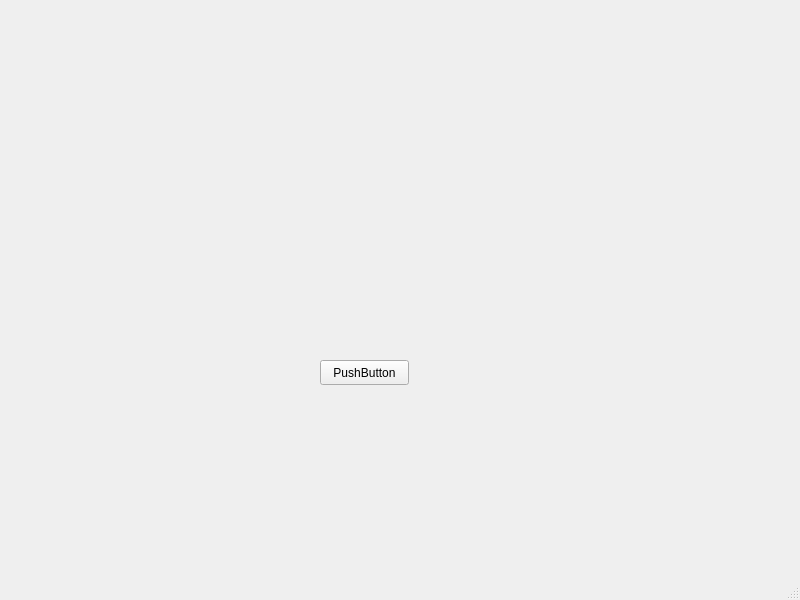
Qt form Qt-Widgets-Examples/QDialog-Example/src/view/ui/MainWindow.ui (STyulenev/Qt-CPP-Examples) before a commit.
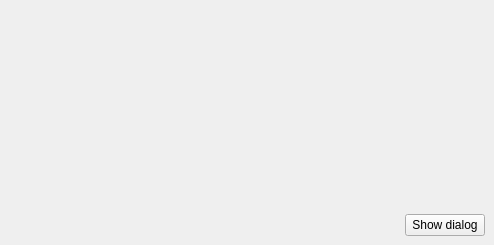
The same form after that commit.

Commit message: Added icon in dialog

```diff
--- a/Qt-Widgets-Examples/QDialog-Example/src/view/ui/MainWindow.ui
+++ b/Qt-Widgets-Examples/QDialog-Example/src/view/ui/MainWindow.ui
@@ -6,39 +6,54 @@
    <rect>
     <x>0</x>
     <y>0</y>
-    <width>800</width>
-    <height>600</height>
+    <width>494</width>
+    <height>245</height>
    </rect>
   </property>
   <property name="windowTitle">
    <string>QDialog-Example</string>
   </property>
   <widget class="QWidget" name="centralwidget">
-   <widget class="QPushButton" name="pushButton">
-    <property name="geometry">
-     <rect>
-      <x>320</x>
-      <y>360</y>
-      <width>89</width>
-      <height>25</height>
-     </rect>
-    </property>
-    <property name="text">
-     <string>PushButton</string>
-    </property>
-   </widget>
+   <layout class="QGridLayout" name="gridLayout_2">
+    <item row="0" column="0">
+     <layout class="QGridLayout" name="gridLayout">
+      <item row="0" column="1">
+       <spacer name="verticalSpacer">
+        <property name="orientation">
+         <enum>Qt::Vertical</enum>
+        </property>
+        <property name="sizeHint" stdset="0">
+         <size>
+          <width>20</width>
+          <height>40</height>
+         </size>
+        </property>
+       </spacer>
+      </item>
+      <item row="1" column="0">
+       <spacer name="horizontalSpacer">
+        <property name="orientation">
+         <enum>Qt::Horizontal</enum>
+        </property>
+        <property name="sizeHint" stdset="0">
+         <size>
+          <width>40</width>
+          <height>20</height>
+         </size>
+        </property>
+       </spacer>
+      </item>
+      <item row="1" column="1">
+       <widget class="QPushButton" name="dialogButton">
+        <property name="text">
+         <string>Show dialog</string>
+        </property>
+       </widget>
+      </item>
+     </layout>
+    </item>
+   </layout>
   </widget>
-  <widget class="QMenuBar" name="menubar">
-   <property name="geometry">
-    <rect>
-     <x>0</x>
-     <y>0</y>
-     <width>800</width>
-     <height>21</height>
-    </rect>
-   </property>
-  </widget>
-  <widget class="QStatusBar" name="statusbar"/>
  </widget>
  <resources/>
  <connections/>
```
The commit also changes 13 other files.
